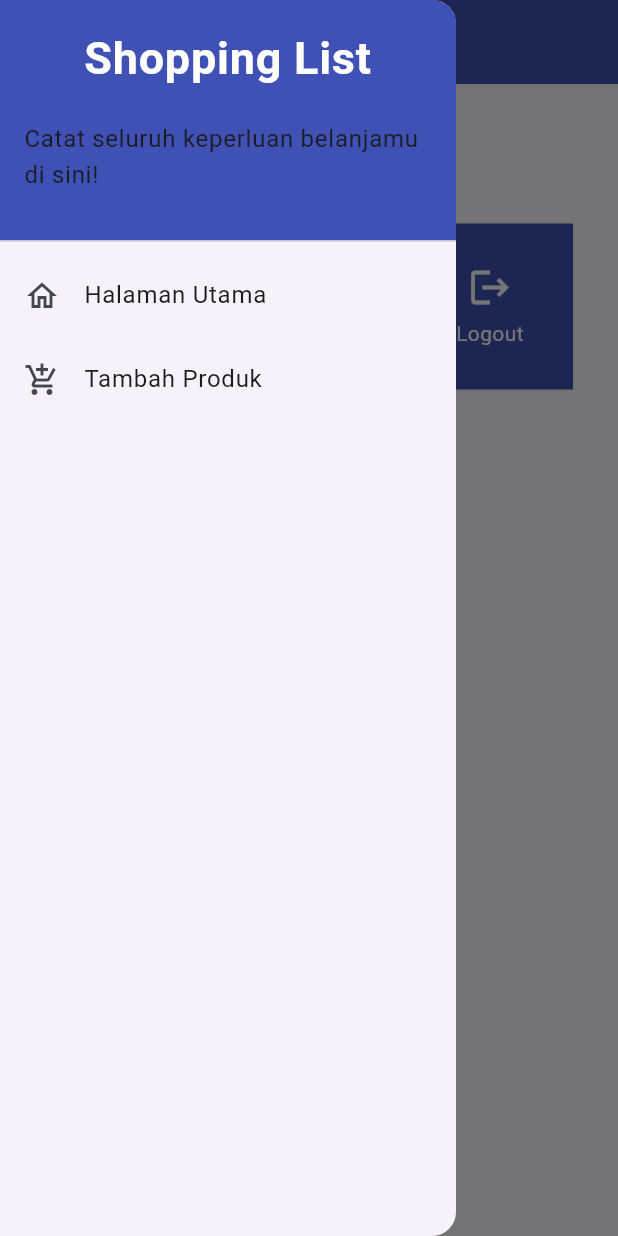
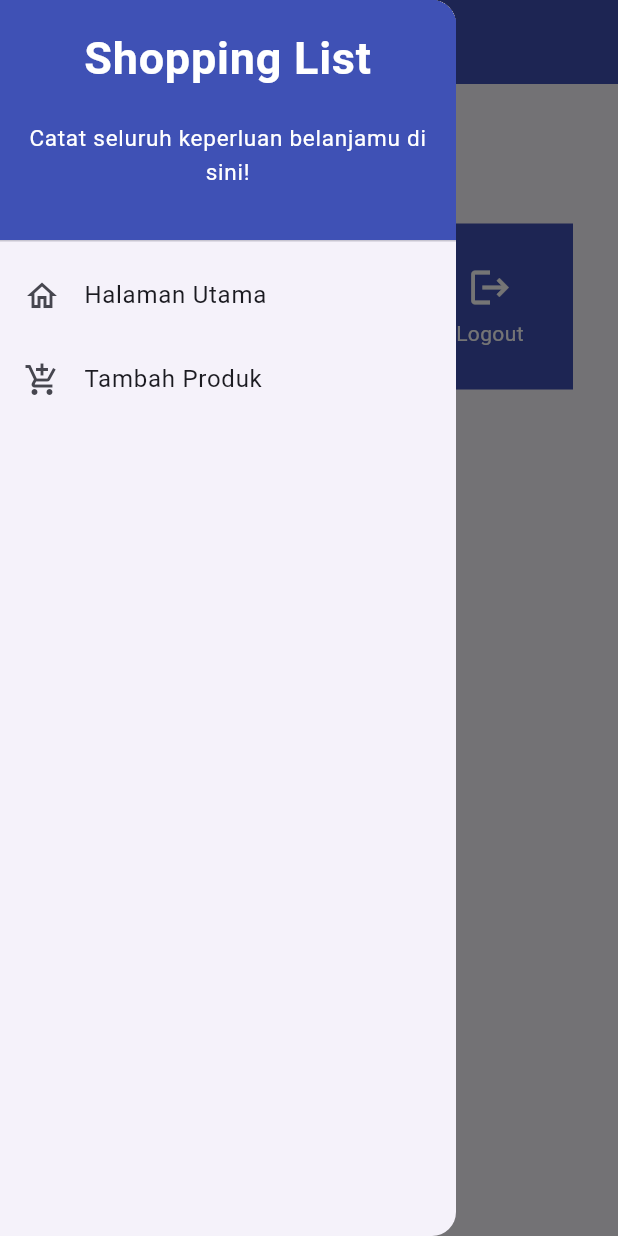
Before and after one commit to rhaken/shopping-list-mobile, a Flutter app: the screen it shows after launch, with the side drawer open, on a phone screen of 412 x 824 dp. Run offline on Flutter 3.47's test engine with Material 2 defaults, Android fonts, the phone set to English and light mode, and no system bars.

Commit message:
selesai tutorial style: TextStyle(

```diff
--- a/lib/widgets/left_drawer.dart
+++ b/lib/widgets/left_drawer.dart
@@ -29,6 +29,12 @@ class LeftDrawer extends StatelessWidget {
                 Padding(padding: EdgeInsets.all(10)),
                 Text("Catat seluruh keperluan belanjamu di sini!",
                   // TODO: Tambahkan gaya teks dengan center alignment, font ukuran 15, warna putih, dan weight biasa
+                  style: TextStyle(
+                    color: Colors.white,
+                    fontSize: 15,
+                    fontWeight: FontWeight.normal,
+                  ),
+                  textAlign: TextAlign.center,
                 ),
               ],
             ),
```
